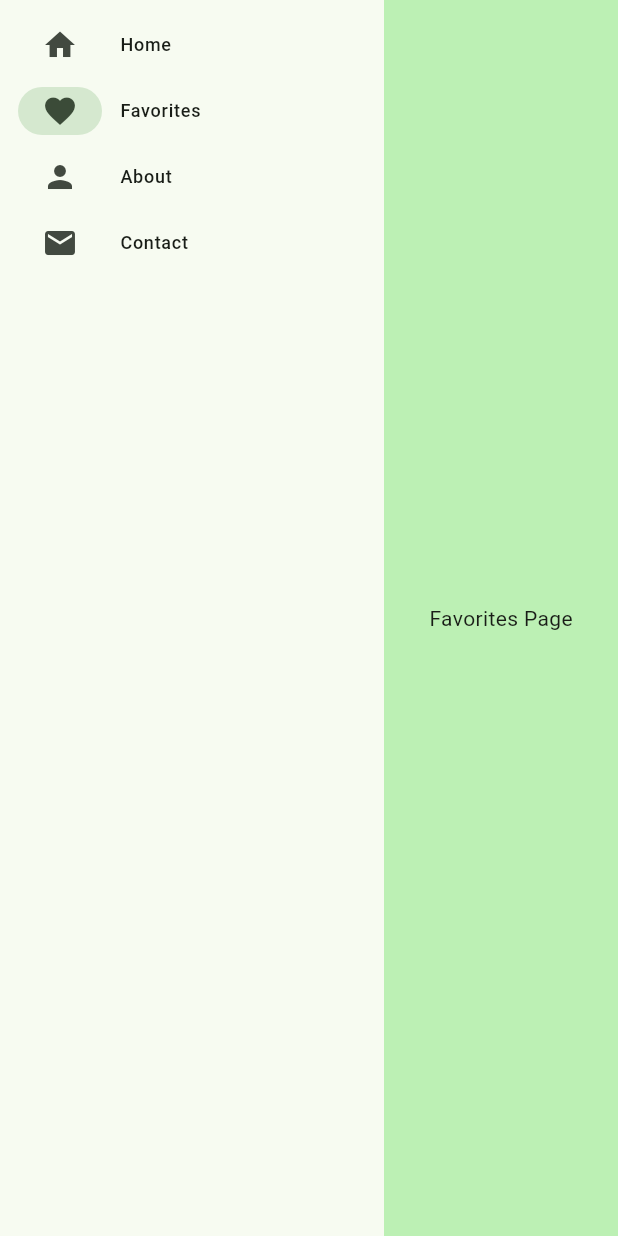
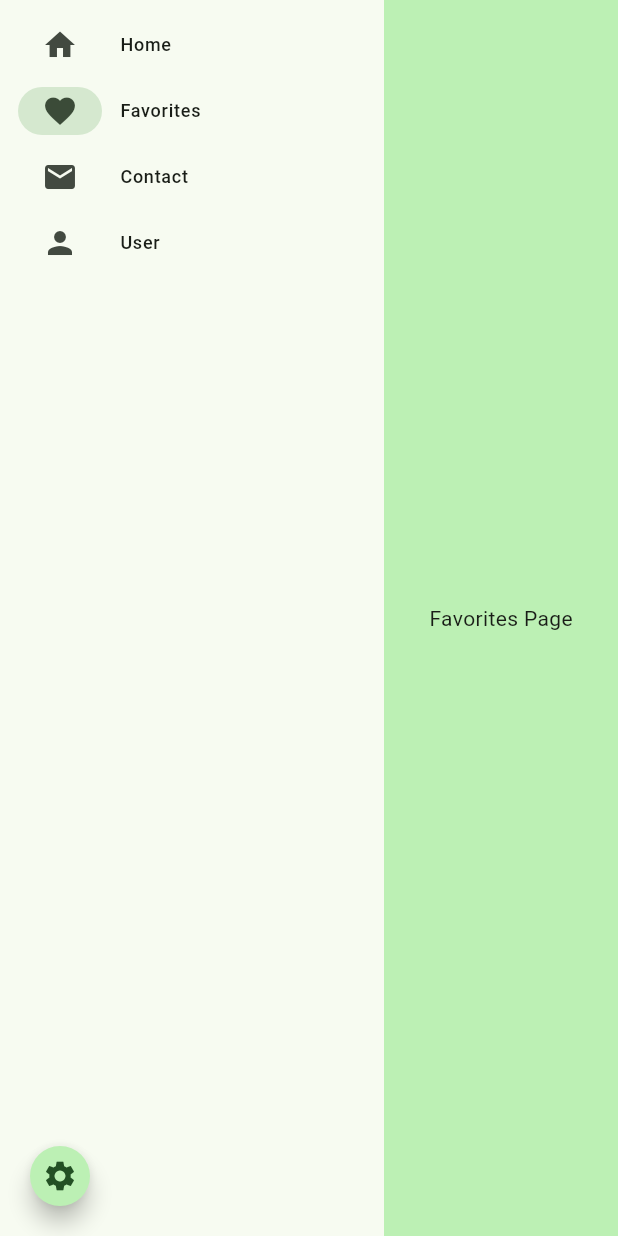
Before and after one commit to nau9904/business, a Flutter app: the screen it shows after launch, after a tap on "Favorites", on a phone screen of 412 x 824 dp. Run offline on Flutter 3.47's test engine with Material 3 defaults, Android fonts, the phone set to English and light mode, and no system bars.

Commit message:
add setting button and dummy user data

```diff
--- a/lib/Controller/database_helper.dart
+++ b/lib/Controller/database_helper.dart
@@ -1,53 +1,22 @@
-// import 'package:path/path.dart';
-// import 'package:sqflite/sqflite.dart';
-//
-// class DatabaseHelper {
-//   static final DatabaseHelper instance = DatabaseHelper._init();
-//   static Database? _database;
-//
-//   DatabaseHelper._init();
-//
-//   Future<Database> get database async {
-//     if (_database != null) return _database!;
-//     _database = await _initDB('items.db');
-//     return _database!;
-//   }
-//
-//   Future<Database> _initDB(String fileName) async {
-//     final dbPath = await getDatabasesPath();
-//     final path = join(dbPath, fileName);
-//
-//     print("Database path: $path");
-//
-//     return await openDatabase(
-//       path,
-//       version: 1,
-//       onCreate: _createDB,
-//     );
-//   }
-//
-//   Future<void> _createDB(Database db, int version) async {
-//     await db.execute('''
-//       CREATE TABLE items (
-//         id INTEGER PRIMARY KEY AUTOINCREMENT,
-//         name TEXT NOT NULL,
-//         quantity TEXT NOT NULL
-//       )
-//     ''');
-//   }
-//
-//   Future<int> insertItem(Map<String, dynamic> item) async {
-//     final db = await database;
-//     return await db.insert('items', item);
-//   }
-//
-//   Future<List<Map<String, dynamic>>> getAllItems() async {
-//     final db = await database;
-//     return await db.query('items');
-//   }
-//
-//   Future<int> deleteAllItems() async {
-//     final db = await database;
-//     return await db.delete('items');
-//   }
-// }
+import 'dart:convert';
+
+import 'package:flutter/services.dart' show rootBundle;
+
+import '../model/User.dart';
+
+Future<User?> loadUserById(int userId) async {
+  // Simulate a delay for loading user information
+  await Future.delayed(Duration(seconds: 2));
+  // Here you would typically load user info from a database or API
+  final String response = await rootBundle.loadString('assets/dummyData.json');
+  final data = await json.decode(response);
+
+  List usersJson = data['users'];
+  List<User> users = usersJson.map((user) => User.fromJson(user)).toList();
+
+  //Find user with id userId
+  return users.firstWhere(
+    (user) => user.id == userId,
+    // orElse: () => null,
+  );
+}
--- a/lib/ViewPage/about.dart
+++ /dev/null
@@ -1,17 +0,0 @@
-import 'package:flutter/material.dart';
-
-class About extends StatefulWidget {
-  const About({super.key});
-
-  @override
-  State<About> createState() => _AboutState();
-}
-
-class _AboutState extends State<About> {
-  @override
-  Widget build(BuildContext context) {
-    return const Center(
-      child: Text('About Page'),
-    );
-  }
-}
--- a/lib/main.dart
+++ b/lib/main.dart
@@ -1,6 +1,7 @@
-import 'package:business/ViewPage/about.dart';
+import 'package:business/Utils/showAlertDialog.dart';
 import 'package:business/ViewPage/contact.dart';
 import 'package:business/ViewPage/favorite.dart';
+import 'package:business/ViewPage/userInfoScreen.dart';
 import 'package:flutter/material.dart';
 
 import 'ViewPage/generator.dart';
@@ -49,10 +50,10 @@ class _MyHomePageState extends State<MyHomePage> {
         page = Favorite();
         break;
       case 2:
-        page = About();
+        page = Contact();
         break;
       case 3:
-        page = Contact();
+        page = UserInfoScreen();
       default:
         page = Center(child: Text('PAGE NOT FOUND 404'));
     }
@@ -73,12 +74,12 @@ class _MyHomePageState extends State<MyHomePage> {
                   label: Text('Favorites'),
                 ),
                 NavigationRailDestination(
-                  icon: Icon(Icons.person),
-                  label: Text('About'),
+                  icon: Icon(Icons.email),
+                  label: Text('Contact'),
                 ),
                 NavigationRailDestination(
-                  icon: Icon(Icons.email),
-                  label: Text('Contact'),
+                  icon: Icon(Icons.person),
+                  label: Text('User'),
                 ),
               ],
               selectedIndex: selectedIndex,
@@ -98,6 +99,14 @@ class _MyHomePageState extends State<MyHomePage> {
           ),
         ],
       ),
+      floatingActionButton: FloatingActionButton(
+        onPressed: () =>
+            showAlertDialog(context, "Setting title", "Setting content"),
+        shape: RoundedRectangleBorder(borderRadius: BorderRadius.circular(50)),
+        child: const Icon(Icons.settings),
+        mini: true,
+      ),
+      floatingActionButtonLocation: FloatingActionButtonLocation.startFloat,
     );
   }
 }
--- /dev/null
+++ b/lib/model/User.dart
@@ -0,0 +1,28 @@
+class User {
+  final int id;
+  final String name;
+  final String phone;
+  final String address;
+  final String email;
+  final String password;
+
+  User({
+    required this.id,
+    required this.name,
+    required this.phone,
+    required this.address,
+    required this.email,
+    required this.password,
+  });
+
+  factory User.fromJson(Map<String, dynamic> json) {
+    return User(
+      id: json['id'],
+      name: json['name'],
+      phone: json['phone'],
+      address: json['address'],
+      email: json['email'],
+      password: json['password'],
+    );
+  }
+}
```
Also changed, not shown: assets/dummyData.json (added, +44 -0 lines), lib/Controller/listProduct.dart (+0 -22 lines), lib/Utils/showAlertDialog.dart (added, +21 -0 lines), lib/ViewPage/import.dart (deleted, +0 -156 lines), lib/ViewPage/userInfoScreen.dart (added, +38 -0 lines), pubspec.yaml (+8 -7 lines), pubspec.lock, 1 other file.
